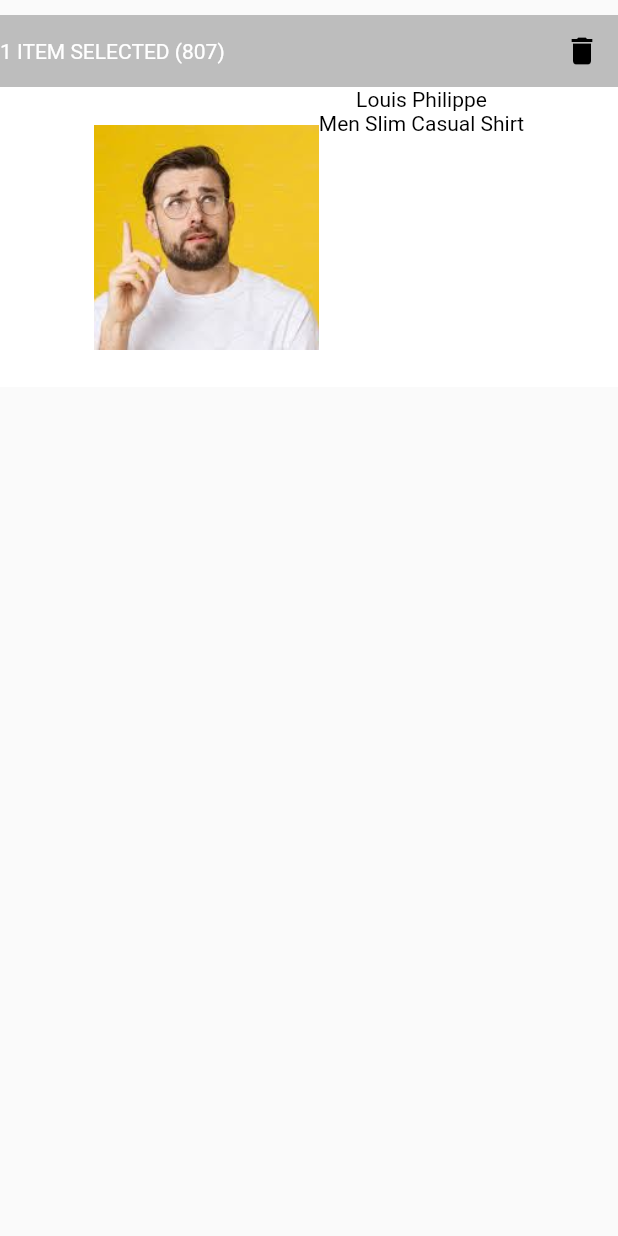
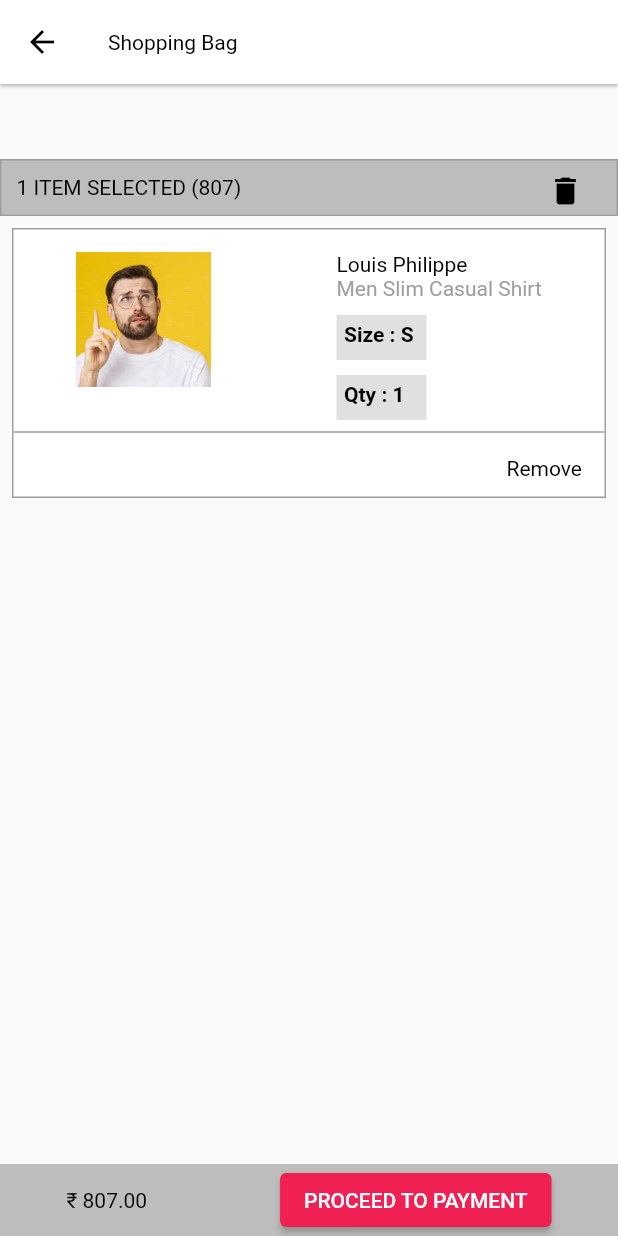
Before and after one commit to paul-thommithazhe/E_Commerce_Application, a Flutter app: the CartScreen screen opened directly, on a phone screen of 412 x 824 dp. Run offline on Flutter 3.47's test engine with Material 2 defaults, Android fonts, the light colour scheme and no system bars; our stand-ins replace carousel_slider; network calls fail.

Commit message:
cart page added

```diff
--- a/lib/screens/cart/cart.dart
+++ b/lib/screens/cart/cart.dart
@@ -1,7 +1,8 @@
 import 'package:flutter/material.dart';
 import 'package:take_it_and_go/core/constants.dart';
 import 'package:take_it_and_go/screens/cart/widgets/cart_item.dart';
-import 'package:take_it_and_go/screens/cart/widgets/item_name_and_description.dart';
+import 'package:take_it_and_go/screens/cart/widgets/user_address_screen.dart';
+import 'package:take_it_and_go/widgets/icon_button.dart';
 
 class CartScreen extends StatelessWidget {
   const CartScreen({Key? key}) : super(key: key);
@@ -9,25 +10,77 @@
   @override
   Widget build(BuildContext context) {
     return Scaffold(
-      body: ListView(children: [
+      appBar: AppBar(
+        elevation: 1,
+        leading: IconButtons(buttonFunction: () {}, icon: Icons.arrow_back),
+        title: const Text('Shopping Bag'),
+      ),
+      body: Column(
+        children: [
+          Expanded(
+            child: ListView(
+              children: [
                 //TODO progress bar cart item
-        kHeight10,
+                const SizedBox(height: 50),
                 // cart
                 Container(
-          decoration: BoxDecoration(color: Colors.grey.shade400),
+                  height: 38,
+                  decoration: BoxDecoration(
+                    color: Colors.grey.shade400,
+                    border: Border.all(color: Colors.grey),
+                  ),
+                  child: Padding(
+                    padding: const EdgeInsets.symmetric(horizontal: 10.0),
                     child: Row(
                         mainAxisAlignment: MainAxisAlignment.spaceBetween,
                         crossAxisAlignment: CrossAxisAlignment.center,
                         children: [
-                const Text('1 ITEM SELECTED (807)'),
+                          const Text(
+                            '1 ITEM SELECTED (807)',
+                            style: TextStyle(color: kBlackColor),
+                          ),
                           IconButton(
                             onPressed: () {},
                             icon: const Icon(Icons.delete),
                           )
                         ]),
                   ),
-        const CartItem()
-      ]),
+                ),
+
+                const CartItem(),
+              ],
+            ),
+          ),
+          Container(
+            color: Colors.grey.shade400,
+            child: Stack(
+              children: [
+                Row(
+                  mainAxisAlignment: MainAxisAlignment.spaceAround,
+                  children: [
+                    const Text(
+                      '₹ 807.00',
+                      style: TextStyle(color: kBlackColor),
+                    ),
+                    ElevatedButton(
+                      onPressed: () {
+                        Navigator.push(
+                          context,
+                          MaterialPageRoute(
+                              builder: (context) => const UserAddressScreen()),
+                        );
+                      },
+                      style: ElevatedButton.styleFrom(
+                          primary: kButtonandBorderColors),
+                      child: const Text('PROCEED TO PAYMENT'),
+                    )
+                  ],
+                )
+              ],
+            ),
+          )
+        ],
+      ),
     );
   }
 }
--- a/lib/screens/cart/widgets/cart_item.dart
+++ b/lib/screens/cart/widgets/cart_item.dart
@@ -1,36 +1,93 @@
 import 'package:flutter/material.dart';
+import 'package:take_it_and_go/core/constants.dart';
 import 'package:take_it_and_go/screens/cart/widgets/item_name_and_description.dart';
+import 'package:take_it_and_go/widgets/icon_button.dart';
 
 class CartItem extends StatelessWidget {
   const CartItem({Key? key}) : super(key: key);
 
   @override
   Widget build(BuildContext context) {
-    return Container(
-      height: 200,
-      decoration: const BoxDecoration(color: Colors.white),
-      child: Row(
-        mainAxisAlignment: MainAxisAlignment.center,
-        crossAxisAlignment: CrossAxisAlignment.center,
+    return Padding(
+      padding: const EdgeInsets.all(8.0),
+      child: Container(
+        padding: EdgeInsets.only(top: 15),
+        height: 180,
+        decoration: BoxDecoration(
+          color: Colors.white,
+          border: Border.all(color: Colors.grey),
+        ),
+        child: Column(
+          crossAxisAlignment: CrossAxisAlignment.end,
+          children: [
+            Row(
+              mainAxisAlignment: MainAxisAlignment.spaceAround,
+              crossAxisAlignment: CrossAxisAlignment.start,
               children: [
                 SizedBox(
-            height: 150,
-            width: 150,
+                  height: 90,
+                  width: 90,
                   child: Image.asset(
                     'assets/images/images.jpeg',
                     fit: BoxFit.cover,
                   ),
                 ),
                 Column(
-            mainAxisAlignment: MainAxisAlignment.start,
+                  crossAxisAlignment: CrossAxisAlignment.start,
                   children: [
                     ItemTitleOrDescription(titleOrDecription: 'Louis Philippe'),
                     ItemTitleOrDescription(
-                  titleOrDecription: 'Men Slim Casual Shirt'),
+                      titleOrDecription: 'Men Slim Casual Shirt',
+                      color: Colors.grey,
+                    ),
+                    kHeight10,
+                    Container(
+                      height: 30,
+                      width: 60,
+                      padding: const EdgeInsets.all(5),
+                      decoration: BoxDecoration(color: Colors.grey.shade300),
+                      child: const Text(
+                        'Size : S',
+                        style: TextStyle(
+                            color: kBlackColor,
+                            fontSize: 14,
+                            fontWeight: FontWeight.bold),
+                      ),
+                    ),
+                    kHeight10,
+                    Container(
+                      height: 30,
+                      width: 60,
+                      padding: const EdgeInsets.all(5),
+                      decoration: BoxDecoration(color: Colors.grey.shade300),
+                      child: const Text(
+                        'Qty : 1',
+                        style: TextStyle(
+                            color: kBlackColor,
+                            fontSize: 14,
+                            fontWeight: FontWeight.bold),
+                      ),
+                    )
                   ],
                 ),
               ],
             ),
+            const Divider(
+              thickness: 1,
+              color: Colors.grey,
+            ),
+            Padding(
+              padding: const EdgeInsets.only(right: 15.0, top: 8.0),
+              child: GestureDetector(
+                child: const Text(
+                  'Remove',
+                  style: TextStyle(color: kBlackColor),
+                ),
+              ),
+            ),
+          ],
+        ),
+      ),
     );
   }
 }
--- a/lib/screens/cart/widgets/item_name_and_description.dart
+++ b/lib/screens/cart/widgets/item_name_and_description.dart
@@ -2,14 +2,16 @@
 import 'package:take_it_and_go/core/constants.dart';
 
 class ItemTitleOrDescription extends StatelessWidget {
-  ItemTitleOrDescription({Key? key, required this.titleOrDecription})
+  ItemTitleOrDescription(
+      {Key? key, required this.titleOrDecription, this.color = kBlackColor})
       : super(key: key);
+  Color? color;
   String titleOrDecription;
   @override
   Widget build(BuildContext context) {
     return Text(
       titleOrDecription,
-      style: const TextStyle(color: kBlackColor),
+      style: TextStyle(color: color),
     );
   }
 }
--- /dev/null
+++ b/lib/screens/cart/widgets/user_address_screen.dart
@@ -0,0 +1,55 @@
+import 'package:flutter/material.dart';
+import 'package:take_it_and_go/core/constants.dart';
+
+class UserAddressScreen extends StatelessWidget {
+  const UserAddressScreen({Key? key}) : super(key: key);
+
+  @override
+  Widget build(BuildContext context) {
+    return Scaffold(
+      appBar: AppBar(
+        title: const Text(('SHOPPING BAG')),
+      ),
+      body: Column(
+        children: [
+          Expanded(
+            child: ListView(
+              children: [
+                Container(
+                  height: 30,
+                  color: Colors.grey.shade400,
+                  child: const Text(
+                    'CONTACT DETAILS',
+                    style: TextStyle(color: kBlackColor),
+                  ),
+                ),
+                const InputTextFormField(
+                  hintTitle: 'Name',
+                ),
+                const InputTextFormField(
+                  hintTitle: 'Mobile No',
+                ),
+              ],
+            ),
+          ),
+        ],
+      ),
+    );
+  }
+}
+
+class InputTextFormField extends StatelessWidget {
+  const InputTextFormField({Key? key, required this.hintTitle})
+      : super(key: key);
+  final String hintTitle;
+  @override
+  Widget build(BuildContext context) {
+    return Padding(
+      padding: const EdgeInsets.symmetric(horizontal: 12.0, vertical: 8.0),
+      child: TextFormField(
+        decoration:
+            InputDecoration(hintText: hintTitle, border: OutlineInputBorder()),
+      ),
+    );
+  }
+}
```
Lines whose indentation alone changed are shown as unchanged.
